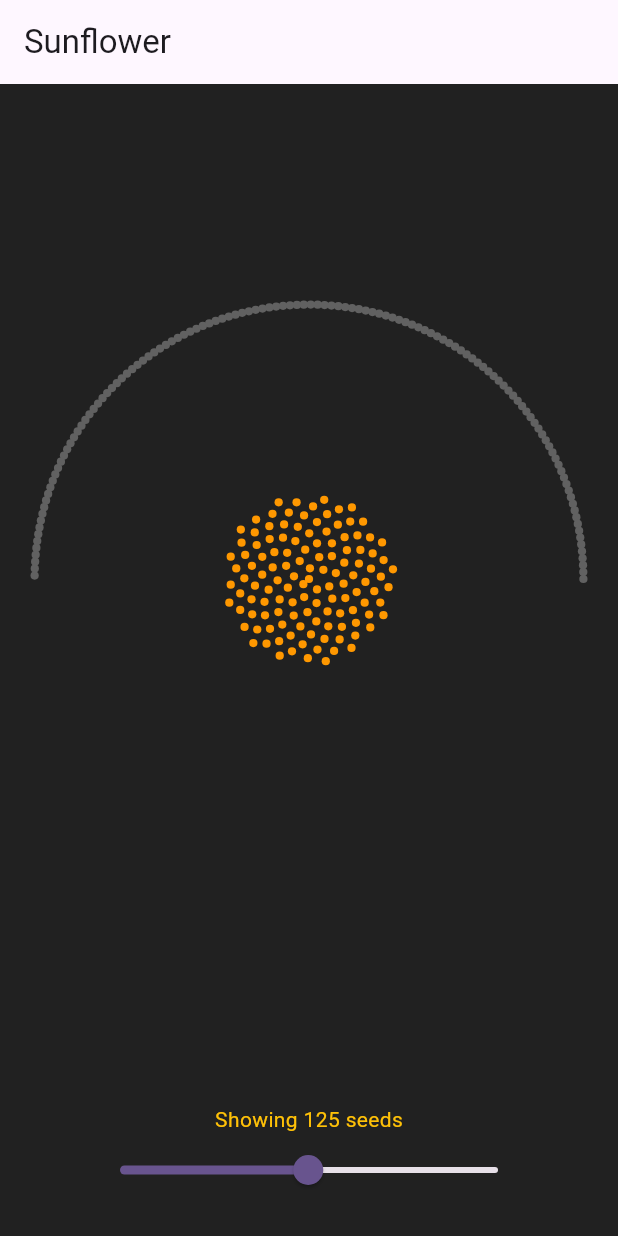
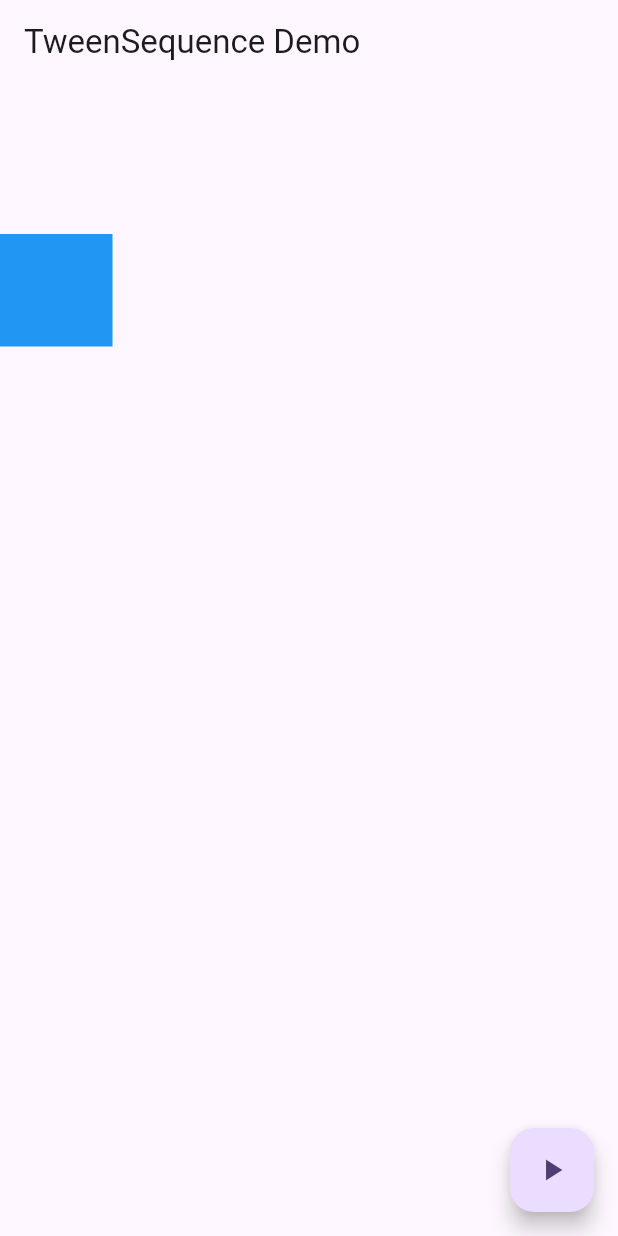
Before and after one commit to juahadinata/basic_flutter_animasi, a Flutter app: the screen it shows after launch, on a phone screen of 412 x 824 dp. Run offline on Flutter 3.47's test engine with Material 3 defaults, Android fonts, the phone set to English and light mode, and no system bars.

Commit message:
Penggunaan TweenSequence

```diff
--- a/lib/main.dart
+++ b/lib/main.dart
@@ -1,8 +1,4 @@
-import 'package:basic_flutter_animation/explicit_sampel/loading_animation.dart';
-import 'package:basic_flutter_animation/modal_route/fade_route_sampel.dart';
-import 'package:basic_flutter_animation/pageroute_builder_anim/splash_anim.dart';
-import 'package:basic_flutter_animation/sunflower/sunflower_anim.dart';
-import 'package:basic_flutter_animation/ticker_tanpa_animationcontroller/ticker_demo.dart';
+import 'package:basic_flutter_animation/tweensequence_sampel/demo_tweensequence.dart';
 
 import 'package:flutter/material.dart';
 
@@ -22,7 +18,8 @@ class MyApp extends StatelessWidget {
         colorScheme: ColorScheme.fromSeed(seedColor: Colors.deepPurple),
         useMaterial3: true,
       ),
-      home: const Sunflower(),
+      home: const DemoTweenSequence(),
+      // home: const Sunflower(),
       // home: const FadeRouteSampel(),
       // home: const SplashAnimation(),
       // home: const TickerDemo(),
--- /dev/null
+++ b/lib/tweensequence_sampel/demo_tweensequence.dart
@@ -0,0 +1,79 @@
+import 'package:flutter/material.dart';
+
+class DemoTweenSequence extends StatefulWidget {
+  const DemoTweenSequence({super.key});
+
+  @override
+  State<DemoTweenSequence> createState() => _DemoTweenSequenceState();
+}
+
+class _DemoTweenSequenceState extends State<DemoTweenSequence>
+    with SingleTickerProviderStateMixin {
+  late AnimationController _controller;
+  late Animation<double> _animation;
+  bool isOn = false;
+
+  @override
+  void initState() {
+    super.initState();
+    _controller =
+        AnimationController(vsync: this, duration: const Duration(seconds: 4));
+
+    _animation = TweenSequence<double>([
+      TweenSequenceItem(
+          tween: Tween(begin: 0.0, end: 150.0)
+              .chain(CurveTween(curve: Curves.easeIn)),
+          weight: 1),
+      TweenSequenceItem(
+          tween: Tween(begin: 150.0, end: 300.0)
+              .chain(CurveTween(curve: Curves.easeOut)),
+          weight: 2),
+    ]).animate(_controller);
+  }
+
+  @override
+  void dispose() {
+    _controller.dispose();
+    super.dispose();
+  }
+
+  void playAnimation() {
+    setState(() {
+      isOn = !isOn;
+    });
+    if (isOn) {
+      _controller.repeat(reverse: true);
+    } else {
+      _controller.stop();
+    }
+  }
+
+  @override
+  Widget build(BuildContext context) {
+    return Scaffold(
+      appBar: AppBar(title: const Text('TweenSequence Demo')),
+      body: AnimatedBuilder(
+        animation: _animation,
+        builder: (context, child) {
+          return Stack(
+            children: [
+              Positioned(
+                top: 100,
+                left: _animation.value,
+                child: Container(
+                  width: 75,
+                  height: 75,
+                  color: Colors.blue,
+                ),
+              )
+            ],
+          );
+        },
+      ),
+      floatingActionButton: FloatingActionButton(
+        onPressed: playAnimation,
+        child: isOn ? const Icon(Icons.pause) : const Icon(Icons.play_arrow),
+      ),
+    );
+  }
+}
```
Also changed, not shown: lib/tweensequence_sampel/tweensequnce_with_constanttween.dart (added, +98 -0 lines), 3 other files.
